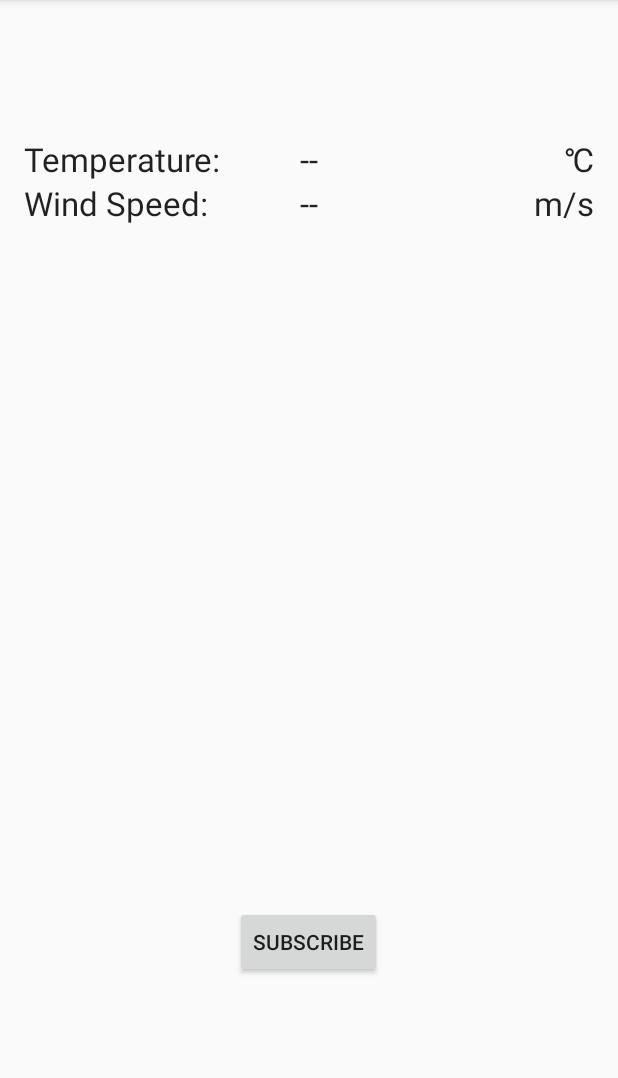
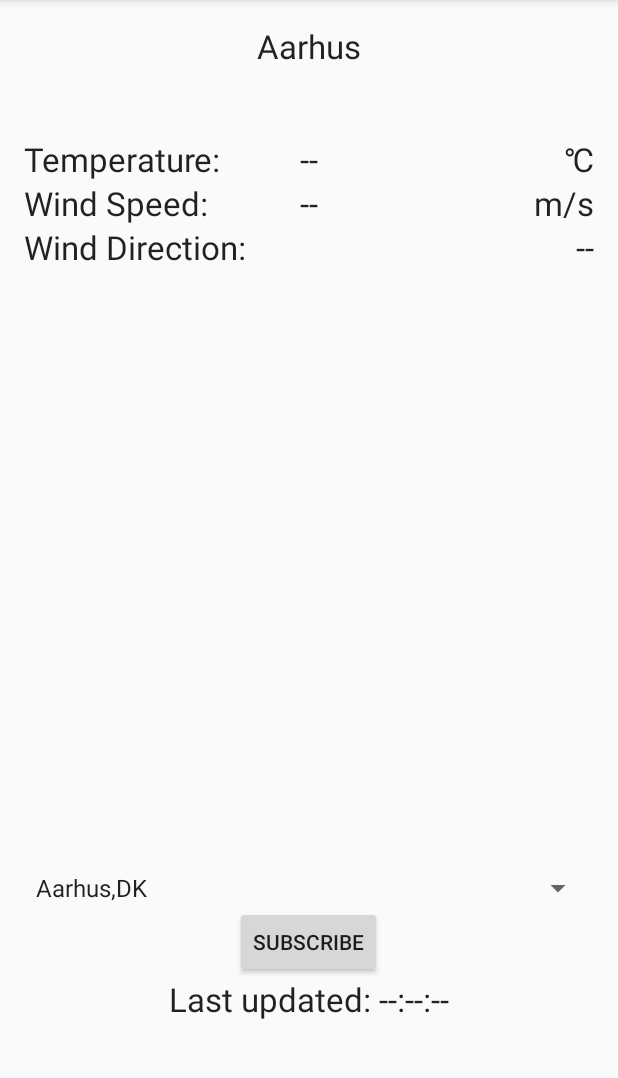
Before and after one commit to victornie92/ITSMAP_E15, an Android app: the screen it shows after launch (MainActivity), on a phone screen of 412 x 824 dp, the part 84-1162 px from its top. Run offline under Robolectric (Android 15) with nearby library versions, the phone set to English and light mode, and no system bars; 1 statement that could not run was skipped.

Commit message:
Made ready for Handin
Added Log.
Added CityPicker.
Added WindDirection.
Added Last update time.
Added video for Victor

```diff
--- a/H4_Group_12/app/src/main/java/com/example/test/h4_group_12/HTTPhandler.java
+++ b/H4_Group_12/app/src/main/java/com/example/test/h4_group_12/HTTPhandler.java
@@ -1,4 +1,6 @@
 package com.example.test.h4_group_12;
+
+import android.util.Log;
 
 import java.io.BufferedReader;
 import java.io.InputStream;
@@ -36,6 +38,7 @@ public class HTTPhandler {
             //Close and return response
             inStream.close();
             connection.disconnect();
+            Log.i("HTTPhandler", "HTTP received");
             return buf.toString();
         } catch (Throwable t){
             t.printStackTrace();
--- a/H4_Group_12/app/src/main/java/com/example/test/h4_group_12/MainActivity.java
+++ b/H4_Group_12/app/src/main/java/com/example/test/h4_group_12/MainActivity.java
@@ -10,15 +10,24 @@ import android.os.IBinder;
 import android.support.v4.content.LocalBroadcastManager;
 import android.support.v7.app.AppCompatActivity;
 import android.os.Bundle;
+import android.util.Log;
 import android.view.View;
+import android.widget.AdapterView;
+import android.widget.ArrayAdapter;
 import android.widget.Button;
+import android.widget.Spinner;
 import android.widget.TextView;
+import android.widget.Toast;
+
+import java.util.ArrayList;
+import java.util.Calendar;
 
 public class MainActivity extends AppCompatActivity {
 
     Context context = this;
     Button subButton;
-    TextView temperatureValue,windSpeedValue;
+    TextView temperatureValue,windSpeedValue, windDirection, city, updateTime;
+    Spinner Cities;
     WeatherService weatherService;
     boolean serviceBound = false;
 
@@ -30,25 +39,53 @@ public class MainActivity extends AppCompatActivity {
         subButton = (Button)findViewById(R.id.subBtn);
         temperatureValue = (TextView)findViewById(R.id.tempValue);
         windSpeedValue = (TextView)findViewById(R.id.windSpeed);
+        windDirection = (TextView)findViewById(R.id.WindDirection);
+        city = (TextView)findViewById(R.id.City);
+        updateTime = (TextView)findViewById(R.id.lastUpdate);
+
+        Cities = (Spinner)findViewById(R.id.CitiesPicker);
+        ArrayAdapter<CharSequence> adapter = ArrayAdapter.createFromResource(this, R.array.Cities_array,android.R.layout.simple_spinner_item);
+        adapter.setDropDownViewResource(android.R.layout.simple_spinner_dropdown_item);
+        Cities.setAdapter(adapter);
+        Cities.setOnItemSelectedListener(new AdapterView.OnItemSelectedListener() {
+            @Override
+            public void onItemSelected(AdapterView<?> parent, View view, int position, long id) {
+                //Message Service a new city is picked
+                String pickedCity = parent.getItemAtPosition(position).toString();
+                Intent update = new Intent("CityUpdate");
+                update.putExtra("City", pickedCity);
+                LocalBroadcastManager.getInstance(MainActivity.this).sendBroadcast(update);
+                Log.i("MainActivity", "Send message to service that new city is picked");
+            }
+
+            @Override
+            public void onNothingSelected(AdapterView<?> parent) {
+                //Not sure what we use this for :D
+            }
+        });
+        Log.i("MainActivity", "Made Spinner and created view");
+
 
         subButton.setOnClickListener(new View.OnClickListener() {
             @Override
             public void onClick(View v) {
-                if(serviceBound){
+                if (serviceBound) {
                     //Two cases
                     // 1 - we aren't subscribed, but want to subscribe
-                    if(subButton.getText().toString().equals("Subscribe")) {
+                    if (subButton.getText().toString().equals("Subscribe")) {
                         LocalBroadcastManager.getInstance(context).registerReceiver(
                                 weatherUpdateReceiver, new IntentFilter("WeatherUpdate"));
                         subButton.setText("Unsubscribe");
+                        Log.i("MainActivity", "Pressed to subscribe so started listing for updates");
                     }
                     // 2 - we are subscribed, but we want to unsubscribe
-                    else if(subButton.getText().toString().equals("Unsubscribe")) {
+                    else if (subButton.getText().toString().equals("Unsubscribe")) {
                         LocalBroadcastManager.getInstance(context).unregisterReceiver(
                                 weatherUpdateReceiver);
                         subButton.setText("Subscribe");
+                        Log.i("MainActivity", "Pressed unsubscribe and no longer listen for updates");
                     }
-                } else{
+                } else {
                     subButton.setText("The programmers messed up");
                 }
             }
@@ -60,6 +97,7 @@ public class MainActivity extends AppCompatActivity {
         super.onStart();
         Intent intent = new Intent(this, WeatherService.class);
         bindService(intent, serviceConnection, Context.BIND_AUTO_CREATE);
+        Log.i("MainActivity", "Activity started and bond with service");
     }
 
     @Override
@@ -68,6 +106,7 @@ public class MainActivity extends AppCompatActivity {
         if(serviceBound){
             unbindService(serviceConnection);
         }
+        Log.i("MainActivity","Activity stopped");
     }
 
     private ServiceConnection serviceConnection = new ServiceConnection() {
@@ -90,6 +129,18 @@ public class MainActivity extends AppCompatActivity {
         public void onReceive(Context context, Intent intent) {
             temperatureValue.setText(intent.getStringExtra("Temperature"));
             windSpeedValue.setText(intent.getStringExtra("WindSpeed"));
+            windDirection.setText(intent.getStringExtra("WindDirection"));
+            city.setText(intent.getStringExtra("City"));
+            updateTime.setText("Last update: "+ getCurrentTime());
+            Log.i("MainActivity", "Update received and view updated");
         }
     };
+
+    private String getCurrentTime(){
+        Calendar calendar = Calendar.getInstance();
+        int hour = calendar.get(Calendar.HOUR_OF_DAY);
+        int minute = calendar.get(Calendar.MINUTE);
+        int second = calendar.get(Calendar.SECOND);
+        return String.valueOf(hour)+":"+String.valueOf(minute)+":"+String.valueOf(second);
+    }
 }
--- a/H4_Group_12/app/src/main/java/com/example/test/h4_group_12/WeatherService.java
+++ b/H4_Group_12/app/src/main/java/com/example/test/h4_group_12/WeatherService.java
@@ -1,12 +1,16 @@
 package com.example.test.h4_group_12;
 
 import android.app.Service;
+import android.content.BroadcastReceiver;
+import android.content.Context;
 import android.content.Intent;
+import android.content.IntentFilter;
 import android.os.AsyncTask;
 import android.os.Binder;
 import android.os.IBinder;
 import android.os.Handler;
 import android.support.v4.content.LocalBroadcastManager;
+import android.util.Log;
 
 import org.json.JSONException;
 import org.json.JSONObject;
@@ -17,6 +21,8 @@ import java.util.TimerTask;
 
 public class WeatherService extends Service {
 
+    String city = "aarhus,DK";
+    Context context = this;
     final Handler weatherHandler = new Handler();
     private final IBinder binder = new LocalWeatherBinder();
 
@@ -35,6 +41,8 @@ public class WeatherService extends Service {
     public void onCreate() {
         super.onCreate();
 
+        LocalBroadcastManager.getInstance(context).registerReceiver(
+                CityUpdateReceiver, new IntentFilter("CityUpdate"));
         //Create a new timer, with handler to handle every timed event.
         Timer timer = new Timer();
         TimerTask timerTask = new TimerTask() {
@@ -43,9 +51,7 @@ public class WeatherService extends Service {
                 weatherHandler.post(new Runnable() {
                     @Override
                     public void run() {
-                        //define city to get data for
-                        String city = "aarhus,DK";
-
+                        Log.i("WeatherService", "Update tick happened");
                         //Start a Task to retreive the weather info
                         WeatherRetrieveTask task = new WeatherRetrieveTask();
                         task.execute(new String[]{city});
@@ -55,7 +61,7 @@ public class WeatherService extends Service {
         };
         //Start the timer with the timerTask(what to do on event), when to start, how often event
         //should happen in ms
-        timer.schedule(timerTask, 0, 10000);
+        timer.schedule(timerTask, 0, 600000); //Was 10000 in video
     }
 
     //AsyncTask class to taking care of getting weather info and inform any subscribers of update
@@ -70,6 +76,7 @@ public class WeatherService extends Service {
             //Make a JSONobject out of the result
             try {
                 JSONresponse = new JSONObject(HTTPresponse);
+                Log.i("WeatherService", "HTTP response converted to JSON");
             } catch (JSONException e) {
                 e.printStackTrace();
             }
@@ -87,8 +94,12 @@ public class WeatherService extends Service {
                     //Extract data from JSONobject, put then in the intent and notify.
                     double temp = Math.round(jsonObject.getJSONObject("main").getDouble("temp") - 273.15);
                     double wSpeed = jsonObject.getJSONObject("wind").getDouble("speed");
+                    double wDirection = jsonObject.getJSONObject("wind").getDouble("deg");
                     update.putExtra("Temperature",String.valueOf(temp));
                     update.putExtra("WindSpeed",String.valueOf(wSpeed));
+                    update.putExtra("WindDirection",findWindDirection(wDirection));
+                    update.putExtra("City", jsonObject.getString("name"));
+                    Log.i("WeatherService", "Update packed and send to MainActivity via Broadcast");
                     LocalBroadcastManager.getInstance(WeatherService.this).sendBroadcast(update);
                 } catch (JSONException e){
                     e.printStackTrace();
@@ -97,8 +108,60 @@ public class WeatherService extends Service {
                 //We somehow failed and should not end up here.
                 update.putExtra("Temperature", "JSONresponce");
                 update.putExtra("WindSpeed","is Null");
+                update.putExtra("WindDirection",findWindDirection(420));
+                update.putExtra("City","Null");
                 LocalBroadcastManager.getInstance(WeatherService.this).sendBroadcast(update);
             }
         }
+
+        //Convert deg to a string
+        private String findWindDirection(double wDirection){
+            String direction = "Moon";
+            if(wDirection < 11.25)
+                return direction = "North";
+            if(wDirection < 33.75)
+                return direction = "North-NorthEast";
+            if(wDirection < 56.25)
+                return direction = "NorthEast";
+            if(wDirection < 78.75)
+                return  direction = "East-NorthEast";
+            if(wDirection < 101.25)
+                return  direction = "East";
+            if(wDirection < 123.75)
+                return  direction = "East-SouthEast";
+            if(wDirection < 146.25)
+                return  direction = "SouthEast";
+            if(wDirection < 168.75)
+                return  direction = "South-SouthEast";
+            if(wDirection < 191.25)
+                return  direction = "South";
+            if(wDirection < 213.75)
+                return  direction = "South-SouthWest";
+            if(wDirection < 236.25)
+                return  direction = "SouthWest";
+            if(wDirection < 258.75)
+                return  direction = "West-SouthWest";
+            if(wDirection < 281.25)
+                return  direction = "West";
+            if(wDirection < 303.75)
+                return  direction = "West-NorthWest";
+            if(wDirection < 326.25)
+                return  direction = "NorthWest";
+            if(wDirection < 348.75)
+                return  direction = "North-NorthWest";
+            if(wDirection <= 360)
+                return  direction = "North";
+            else
+                return direction = "WTF :D";
+        }
     }
+
+    private BroadcastReceiver CityUpdateReceiver = new BroadcastReceiver() {
+        @Override
+        public void onReceive(Context context, Intent intent) {
+            city = intent.getStringExtra("City");
+            Log.i("WeatherService", "City update received from MainActivity via Broadcast");
+            //Should probably start a task too, so we update as soon as the user subscribe
+        }
+    };
 }
--- a/H4_Group_12/app/src/main/res/layout/activity_main.xml
+++ b/H4_Group_12/app/src/main/res/layout/activity_main.xml
@@ -13,6 +13,14 @@
         android:layout_alignParentBottom="true"
         android:layout_centerHorizontal="true"
         android:layout_marginBottom="100dp" />
+
+    <Spinner
+        android:id="@+id/CitiesPicker"
+        android:layout_width="fill_parent"
+        android:layout_height="wrap_content"
+        android:layout_above="@+id/lastUpdate"
+        android:layout_alignParentRight="true"
+        android:layout_alignParentEnd="true" />
 
     <TextView android:text="@string/tempValue"
         android:textAppearance="?android:attr/textAppearanceLarge"
@@ -74,4 +82,43 @@
         android:layout_alignParentRight="true"
         android:layout_alignParentEnd="true" />
 
+    <TextView
+        android:layout_width="wrap_content"
+        android:layout_height="wrap_content"
+        android:textAppearance="?android:attr/textAppearanceLarge"
+        android:text="Wind Direction:"
+        android:id="@+id/WindDirectionText"
+        android:layout_below="@+id/WindSpeedText"
+        android:layout_alignParentLeft="true"
+        android:layout_alignParentStart="true" />
+
+    <TextView
+        android:text="--"
+        android:textAppearance="?android:attr/textAppearanceLarge"
+        android:layout_width="wrap_content"
+        android:layout_height="wrap_content"
+        android:id="@+id/WindDirection"
+        android:layout_below="@+id/textView3"
+        android:layout_alignParentRight="true"
+        android:layout_alignParentEnd="true" />
+
+    <TextView
+        android:layout_width="wrap_content"
+        android:layout_height="wrap_content"
+        android:textAppearance="?android:attr/textAppearanceLarge"
+        android:text="Last updated: --:--:--"
+        android:id="@+id/lastUpdate"
+        android:layout_alignTop="@+id/subBtn"
+        android:layout_centerHorizontal="true"
+        android:layout_marginTop="47dp" />
+
+    <TextView
+        android:layout_width="wrap_content"
+        android:layout_height="wrap_content"
+        android:textAppearance="?android:attr/textAppearanceLarge"
+        android:text="Aarhus"
+        android:id="@+id/City"
+        android:layout_alignParentTop="true"
+        android:layout_centerHorizontal="true" />
+
 </RelativeLayout>
--- a/H4_Group_12/app/src/main/res/values/strings.xml
+++ b/H4_Group_12/app/src/main/res/values/strings.xml
@@ -6,4 +6,17 @@
     <string name="subBtnText">Subscribe</string>
     <string name="Centius">℃</string>
     <string name="Velocity">m/s</string>
+
+    <string-array name="Cities_array">
+        <item>Aarhus,DK</item>
+        <item>Copenhagen,DK</item>
+        <item>Nuuk,GL</item>
+        <item>LA,US</item>
+        <item>Seattle,US</item>
+        <item>London,UK</item>
+        <item>Seoul,KR</item>
+        <item>Tokyo,JP</item>
+        <item>Melbourne,AU</item>
+    </string-array>
+
 </resources>
```
Also changed, not shown: 1 other file.
